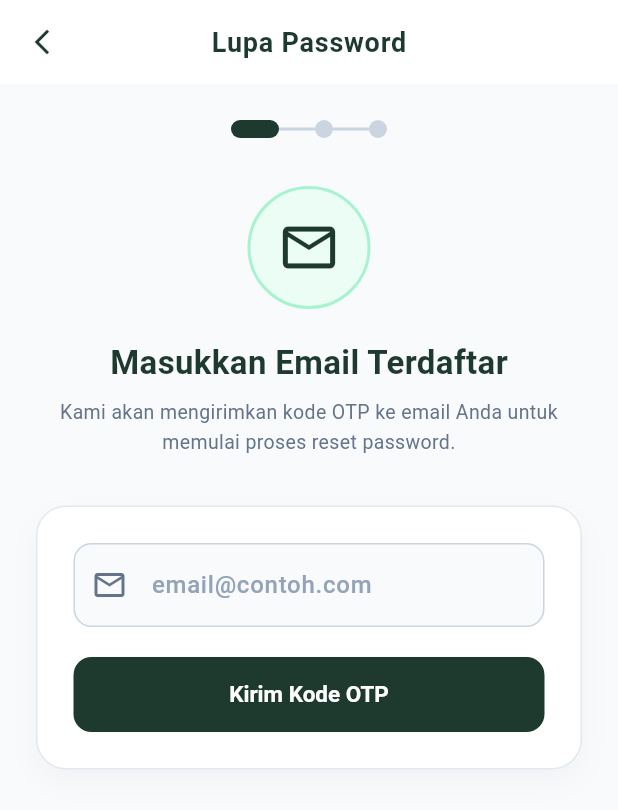
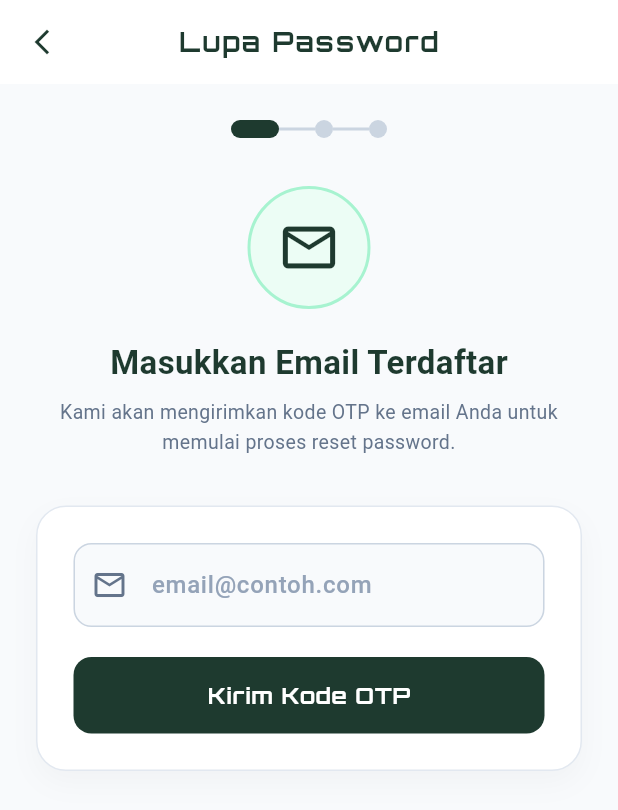
Before and after one commit to muwaffaqnabdel/serkom_apkgeartraill, a Flutter app: the screen it shows after launch, after a tap on "Lupa Password?", on a phone screen of 412 x 824 dp. Shown: the top 810 px of the screen. Run offline on Flutter 3.47's test engine with Material 3 defaults, Android fonts, the phone set to English and light mode, and no system bars; our stand-ins replace connectivity_plus, flutter_local_notifications, geolocator, get, get_storage, google_fonts and 1 more; network calls fail.

Commit message:
finishing UI

```diff
--- a/gear_and_trail/lib/app/modules/auth/views/login_view.dart
+++ b/gear_and_trail/lib/app/modules/auth/views/login_view.dart
@@ -1,5 +1,6 @@
 import 'package:flutter/material.dart';
 import 'package:get/get.dart';
+import 'package:google_fonts/google_fonts.dart';
 import '../controllers/auth_controller.dart';
 import '../../../routes/app_routes.dart';
 
@@ -62,13 +63,13 @@ class _LoginViewState extends State<LoginView> {
                 },
               ),
               const SizedBox(height: 12),
-              const Text(
+              Text(
                 'Gear & Trail',
-                style: TextStyle(
-                  fontSize: 34,
-                  fontWeight: FontWeight.bold,
-                  color: Color(0xFF1E3A2F),
-                  letterSpacing: -0.5,
+                style: GoogleFonts.orbitron(
+                  fontSize: 30,
+                  fontWeight: FontWeight.w900,
+                  color: const Color(0xFF1E3A2F),
+                  letterSpacing: 0.5,
                 ),
               ),
               const SizedBox(height: 8),
--- a/gear_and_trail/lib/app/theme/app_theme.dart
+++ b/gear_and_trail/lib/app/theme/app_theme.dart
@@ -1,4 +1,5 @@
 import 'package:flutter/material.dart';
+import 'package:google_fonts/google_fonts.dart';
 
 class AppTheme {
   // Color Palette - Forest Trail & Amber Outdoor Theme (Dominan Tampilan Login)
@@ -25,17 +26,17 @@ class AppTheme {
       onSurface: textDark,
     ),
 
-    // AppBar Styling (Sharp, Bold, Athletic Extreme Sports Header)
-    appBarTheme: const AppBarTheme(
+    // AppBar Styling (Sharp, Bold, Athletic Orbitron Header)
+    appBarTheme: AppBarTheme(
       backgroundColor: Colors.white,
       foregroundColor: primaryForest,
       elevation: 0,
       centerTitle: true,
-      iconTheme: IconThemeData(color: primaryForest),
-      titleTextStyle: TextStyle(
+      iconTheme: const IconThemeData(color: primaryForest),
+      titleTextStyle: GoogleFonts.orbitron(
         fontSize: 22,
         fontWeight: FontWeight.w900,
-        letterSpacing: 0.5,
+        letterSpacing: 1.2,
         color: primaryForest,
       ),
     ),
@@ -60,9 +61,10 @@ class AppTheme {
           borderRadius: BorderRadius.circular(12),
         ),
         elevation: 0,
-        textStyle: const TextStyle(
-          fontSize: 16,
+        textStyle: GoogleFonts.orbitron(
+          fontSize: 15,
           fontWeight: FontWeight.bold,
+          letterSpacing: 0.5,
         ),
       ),
     ),
@@ -89,19 +91,19 @@ class AppTheme {
       ),
     ),
 
-    // Bold Athletic Text Theme for Extreme Sports
-    textTheme: const TextTheme(
-      displayLarge: TextStyle(fontWeight: FontWeight.w900, color: textDark, letterSpacing: -0.5),
-      displayMedium: TextStyle(fontWeight: FontWeight.w900, color: textDark, letterSpacing: -0.5),
-      displaySmall: TextStyle(fontWeight: FontWeight.w800, color: textDark),
-      headlineLarge: TextStyle(fontWeight: FontWeight.w900, color: textDark, letterSpacing: 0.2),
-      headlineMedium: TextStyle(fontWeight: FontWeight.w800, color: textDark),
-      headlineSmall: TextStyle(fontWeight: FontWeight.w800, color: textDark),
-      titleLarge: TextStyle(fontWeight: FontWeight.w800, color: textDark, letterSpacing: 0.2),
-      titleMedium: TextStyle(fontWeight: FontWeight.w700, color: textDark),
-      titleSmall: TextStyle(fontWeight: FontWeight.w700, color: textDark),
-      bodyLarge: TextStyle(fontWeight: FontWeight.w500, color: textDark),
-      bodyMedium: TextStyle(fontWeight: FontWeight.normal, color: textMuted),
+    // Bold Athletic Orbitron Text Theme for Extreme Sports Titles
+    textTheme: TextTheme(
+      displayLarge: GoogleFonts.orbitron(fontWeight: FontWeight.w900, color: textDark, letterSpacing: -0.5),
+      displayMedium: GoogleFonts.orbitron(fontWeight: FontWeight.w900, color: textDark, letterSpacing: -0.5),
+      displaySmall: GoogleFonts.orbitron(fontWeight: FontWeight.w800, color: textDark),
+      headlineLarge: GoogleFonts.orbitron(fontWeight: FontWeight.w900, color: textDark, letterSpacing: 0.2),
+      headlineMedium: GoogleFonts.orbitron(fontWeight: FontWeight.w800, color: textDark),
+      headlineSmall: GoogleFonts.orbitron(fontWeight: FontWeight.w800, color: textDark),
+      titleLarge: GoogleFonts.orbitron(fontWeight: FontWeight.w800, color: textDark, letterSpacing: 0.2),
+      titleMedium: GoogleFonts.orbitron(fontWeight: FontWeight.w700, color: textDark),
+      titleSmall: GoogleFonts.orbitron(fontWeight: FontWeight.w700, color: textDark),
+      bodyLarge: const TextStyle(fontWeight: FontWeight.w500, color: textDark),
+      bodyMedium: const TextStyle(fontWeight: FontWeight.normal, color: textMuted),
     ),
   );
 }
--- a/gear_and_trail/pubspec.yaml
+++ b/gear_and_trail/pubspec.yaml
@@ -40,6 +40,7 @@ dependencies:
   flutter_local_notifications: ^18.0.0
   geolocator: ^13.0.2
   image_picker: ^1.1.2
+  google_fonts: ^6.2.1
 
 dev_dependencies:
   flutter_test:
```
Also changed, not shown: gear_and_trail/lib/app/modules/home/controllers/home_controller.dart (+67 -0 lines), gear_and_trail/lib/app/modules/home/views/home_view.dart (+76 -28 lines), gear_and_trail/assets/images/logo.jpg, gear_and_trail/assets/images/logo.png, gear_and_trail/pubspec.lock.
